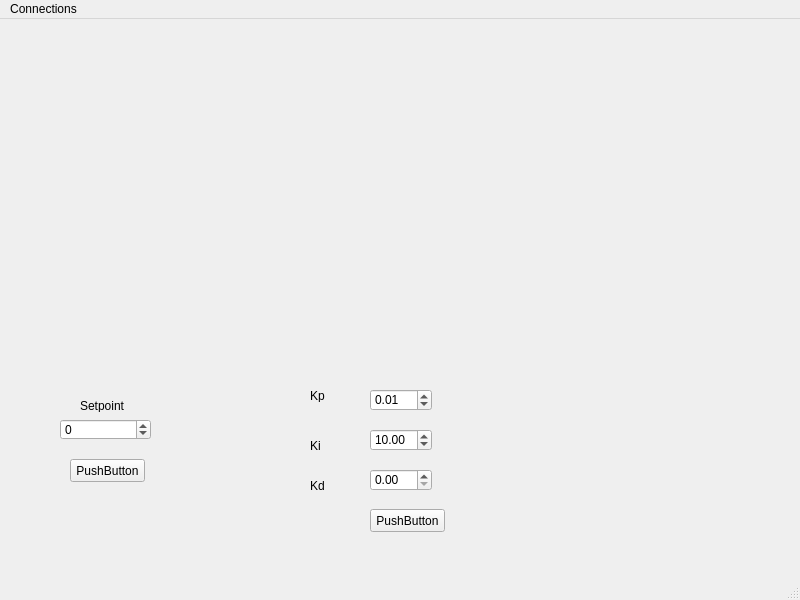
This is GUI Files/usbTest_GUI.ui in newmanjoel/UDrive as Qt 5 draws it before an edit. The edited form follows.
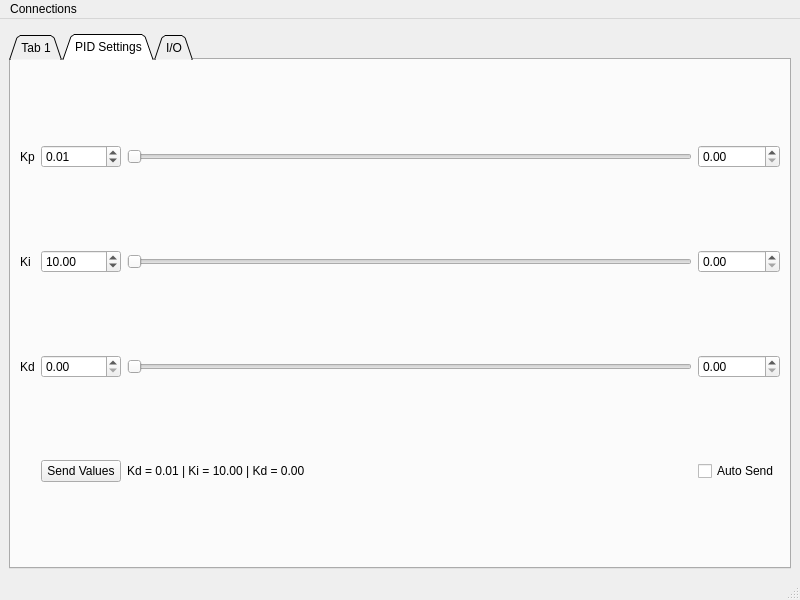
This is the edited form. The open tabs and pages were chosen to show the change. Custom widgets are drawn as their Qt base class.

Diff of the .ui file:
```diff
--- a/GUI Files/usbTest_GUI.ui
+++ b/GUI Files/usbTest_GUI.ui
@@ -14,11 +14,40 @@
    <string>MainWindow</string>
   </property>
   <widget class="QWidget" name="centralwidget">
+   <layout class="QVBoxLayout" name="verticalLayout">
+    <item>
+     <widget class="MatplotlibWidget" name="mplwidget"/>
+    </item>
+    <item>
+     <widget class="QTabWidget" name="tabs">
+      <property name="tabShape">
+       <enum>QTabWidget::Triangular</enum>
+      </property>
+      <property name="currentIndex">
+       <number>2</number>
+      </property>
+      <widget class="QWidget" name="tab">
+       <attribute name="title">
+        <string>Tab 1</string>
+       </attribute>
+       <widget class="QLabel" name="label">
+        <property name="geometry">
+         <rect>
+          <x>140</x>
+          <y>10</y>
+          <width>81</width>
+          <height>16</height>
+         </rect>
+        </property>
+        <property name="text">
+         <string>RPM of output</string>
+        </property>
+       </widget>
    <widget class="QSpinBox" name="setpoint_spinner">
     <property name="geometry">
      <rect>
-      <x>60</x>
-      <y>400</y>
+          <x>120</x>
+          <y>30</y>
       <width>91</width>
       <height>21</height>
      </rect>
@@ -33,8 +62,8 @@
    <widget class="QPushButton" name="setpoint_button">
     <property name="geometry">
      <rect>
-      <x>70</x>
-      <y>440</y>
+          <x>130</x>
+          <y>60</y>
       <width>75</width>
       <height>23</height>
      </rect>
@@ -43,126 +72,199 @@
      <string>PushButton</string>
     </property>
    </widget>
-   <widget class="MatplotlibWidget" name="mplwidget">
+       <widget class="QLabel" name="label_5">
     <property name="geometry">
      <rect>
-      <x>40</x>
-      <y>20</y>
-      <width>721</width>
-      <height>311</height>
-     </rect>
-    </property>
-   </widget>
-   <widget class="QDoubleSpinBox" name="kp_spinner">
-    <property name="geometry">
-     <rect>
-      <x>370</x>
-      <y>370</y>
-      <width>62</width>
-      <height>22</height>
-     </rect>
-    </property>
-    <property name="singleStep">
-     <double>0.010000000000000</double>
-    </property>
-    <property name="value">
-     <double>0.010000000000000</double>
-    </property>
-   </widget>
-   <widget class="QDoubleSpinBox" name="ki_spinner">
+          <x>20</x>
+          <y>10</y>
+          <width>71</width>
+          <height>16</height>
+         </rect>
+        </property>
+        <property name="text">
+         <string>Manual Speed</string>
+        </property>
+       </widget>
+       <widget class="QSpinBox" name="manual_spinner">
     <property name="geometry">
      <rect>
-      <x>370</x>
-      <y>410</y>
-      <width>62</width>
-      <height>22</height>
-     </rect>
-    </property>
-    <property name="singleStep">
-     <double>0.010000000000000</double>
-    </property>
-    <property name="value">
-     <double>10.000000000000000</double>
-    </property>
-   </widget>
-   <widget class="QDoubleSpinBox" name="kd_spinner">
+          <x>10</x>
+          <y>30</y>
+          <width>91</width>
+          <height>21</height>
+         </rect>
+        </property>
+        <property name="minimum">
+         <number>-100</number>
+        </property>
+        <property name="maximum">
+         <number>100</number>
+        </property>
+       </widget>
+       <widget class="QCheckBox" name="auto_send_speed">
     <property name="geometry">
      <rect>
-      <x>370</x>
-      <y>450</y>
-      <width>62</width>
-      <height>22</height>
-     </rect>
-    </property>
-    <property name="singleStep">
-     <double>0.010000000000000</double>
-    </property>
-   </widget>
-   <widget class="QPushButton" name="pid_button">
-    <property name="geometry">
-     <rect>
-      <x>370</x>
-      <y>490</y>
-      <width>75</width>
-      <height>23</height>
-     </rect>
-    </property>
+          <x>250</x>
+          <y>30</y>
+          <width>70</width>
+          <height>17</height>
+         </rect>
+        </property>
     <property name="text">
-     <string>PushButton</string>
-    </property>
-   </widget>
-   <widget class="QLabel" name="label">
-    <property name="geometry">
-     <rect>
-      <x>80</x>
-      <y>380</y>
-      <width>46</width>
-      <height>13</height>
-     </rect>
-    </property>
-    <property name="text">
-     <string>Setpoint</string>
-    </property>
-   </widget>
+         <string>Auto Send</string>
+        </property>
+       </widget>
+      </widget>
+      <widget class="QWidget" name="tab_2">
+       <attribute name="title">
+        <string>PID Settings</string>
+       </attribute>
+       <layout class="QGridLayout" name="gridLayout">
+        <item row="0" column="0">
    <widget class="QLabel" name="label_2">
-    <property name="geometry">
-     <rect>
-      <x>310</x>
-      <y>370</y>
-      <width>46</width>
-      <height>13</height>
-     </rect>
-    </property>
     <property name="text">
      <string>Kp</string>
     </property>
    </widget>
-   <widget class="QLabel" name="label_3">
-    <property name="geometry">
-     <rect>
-      <x>310</x>
-      <y>420</y>
-      <width>46</width>
-      <height>13</height>
-     </rect>
-    </property>
-    <property name="text">
-     <string>Ki</string>
-    </property>
-   </widget>
+        </item>
+        <item row="2" column="0">
    <widget class="QLabel" name="label_4">
-    <property name="geometry">
-     <rect>
-      <x>310</x>
-      <y>460</y>
-      <width>46</width>
-      <height>13</height>
-     </rect>
-    </property>
     <property name="text">
      <string>Kd</string>
     </property>
    </widget>
+        </item>
+        <item row="1" column="1">
+         <widget class="QDoubleSpinBox" name="ki_spinner_min">
+          <property name="singleStep">
+           <double>0.010000000000000</double>
+          </property>
+          <property name="value">
+           <double>10.000000000000000</double>
+          </property>
+         </widget>
+        </item>
+        <item row="0" column="1">
+         <widget class="QDoubleSpinBox" name="kp_spinner_min">
+          <property name="singleStep">
+           <double>0.010000000000000</double>
+          </property>
+          <property name="value">
+           <double>0.010000000000000</double>
+          </property>
+         </widget>
+        </item>
+        <item row="2" column="1">
+         <widget class="QDoubleSpinBox" name="kd_spinner_min">
+          <property name="singleStep">
+           <double>0.010000000000000</double>
+          </property>
+         </widget>
+        </item>
+        <item row="3" column="1">
+         <widget class="QPushButton" name="pid_button">
+          <property name="text">
+           <string>Send Values</string>
+          </property>
+         </widget>
+        </item>
+        <item row="1" column="0">
+         <widget class="QLabel" name="label_3">
+          <property name="text">
+           <string>Ki</string>
+          </property>
+         </widget>
+        </item>
+        <item row="1" column="3">
+         <widget class="QSlider" name="ki_slider">
+          <property name="orientation">
+           <enum>Qt::Horizontal</enum>
+          </property>
+         </widget>
+        </item>
+        <item row="2" column="3">
+         <widget class="QSlider" name="kd_slider">
+          <property name="orientation">
+           <enum>Qt::Horizontal</enum>
+          </property>
+         </widget>
+        </item>
+        <item row="0" column="3">
+         <widget class="QSlider" name="kp_slider">
+          <property name="orientation">
+           <enum>Qt::Horizontal</enum>
+          </property>
+         </widget>
+        </item>
+        <item row="0" column="4">
+         <widget class="QDoubleSpinBox" name="kp_spinner_max"/>
+        </item>
+        <item row="1" column="4">
+         <widget class="QDoubleSpinBox" name="ki_spinner_max"/>
+        </item>
+        <item row="2" column="4">
+         <widget class="QDoubleSpinBox" name="kd_spinner_max"/>
+        </item>
+        <item row="3" column="3">
+         <widget class="QLabel" name="label_6">
+          <property name="text">
+           <string>Kd = 0.01 | Ki = 10.00 | Kd = 0.00</string>
+          </property>
+         </widget>
+        </item>
+        <item row="3" column="4">
+         <widget class="QCheckBox" name="checkBox">
+          <property name="text">
+           <string>Auto Send</string>
+          </property>
+         </widget>
+        </item>
+       </layout>
+      </widget>
+      <widget class="QWidget" name="tab_3">
+       <attribute name="title">
+        <string>I/O</string>
+       </attribute>
+       <layout class="QFormLayout" name="formLayout">
+        <property name="fieldGrowthPolicy">
+         <enum>QFormLayout::AllNonFixedFieldsGrow</enum>
+        </property>
+        <item row="0" column="0">
+         <widget class="QLabel" name="label_7">
+          <property name="text">
+           <string>Sending</string>
+          </property>
+         </widget>
+        </item>
+        <item row="0" column="1">
+         <widget class="QLabel" name="label_8">
+          <property name="text">
+           <string>Recieving</string>
+          </property>
+         </widget>
+        </item>
+        <item row="1" column="0">
+         <widget class="QTextBrowser" name="send_text_box">
+          <property name="enabled">
+           <bool>true</bool>
+          </property>
+         </widget>
+        </item>
+        <item row="1" column="1">
+         <widget class="QTextBrowser" name="recv_text_box">
+          <property name="autoFormatting">
+           <set>QTextEdit::AutoAll</set>
+          </property>
+          <property name="overwriteMode">
+           <bool>true</bool>
+          </property>
+         </widget>
+        </item>
+       </layout>
+      </widget>
+     </widget>
+    </item>
+   </layout>
   </widget>
   <widget class="QStatusBar" name="statusbar"/>
   <widget class="QMenuBar" name="menubar">
```
Lines whose indentation alone changed are shown as unchanged.
